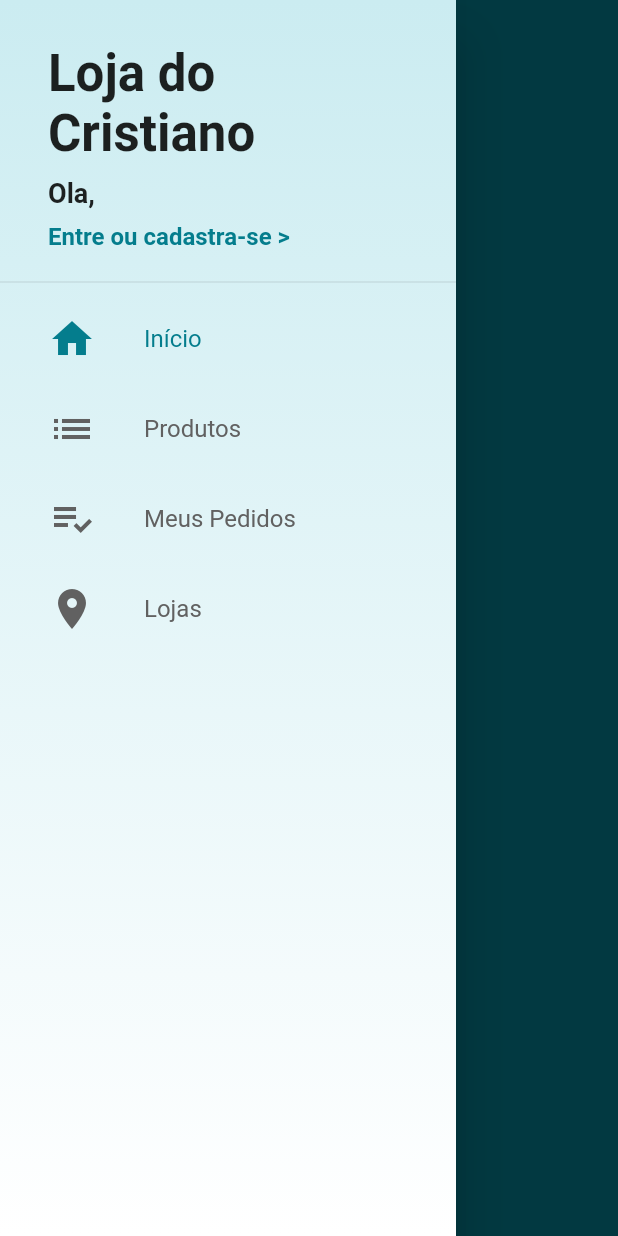
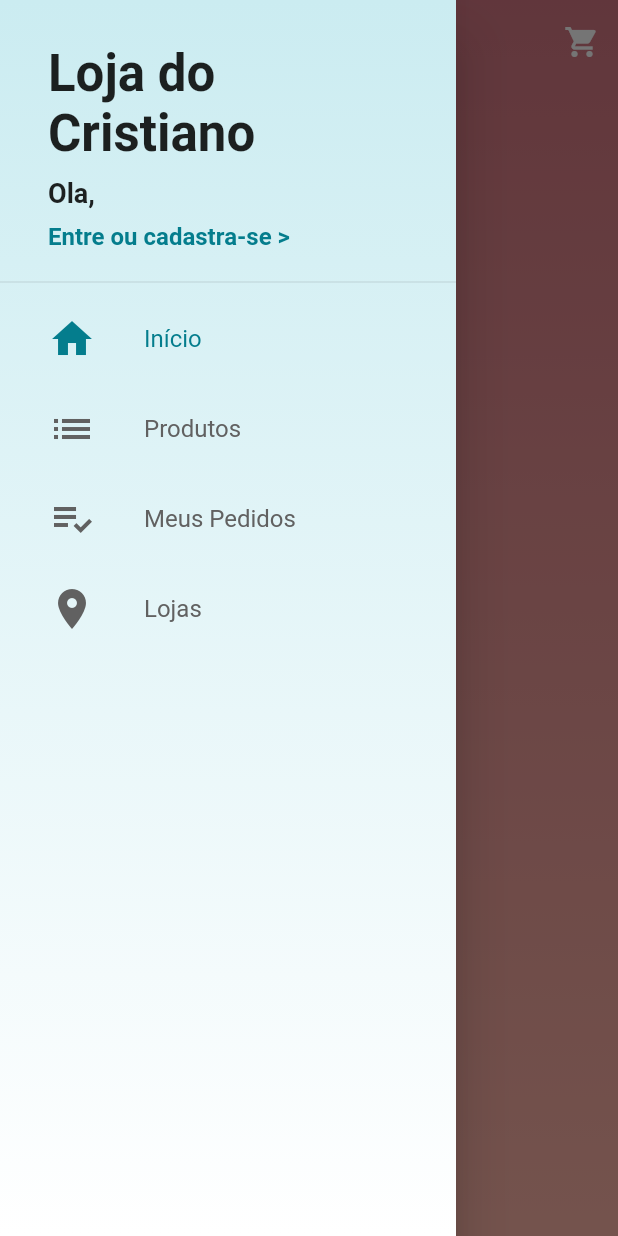
Before and after one commit to Cristiano-Silva-Ferreira/Loja-Flutter, a Flutter app: the screen it shows after launch, with the side drawer open, on a phone screen of 412 x 824 dp. Run offline on Flutter 3.47's test engine with Material 2 defaults, Android fonts, the phone set to English and light mode, and no system bars; our stand-ins replace carousel_pro, cloud_firestore, firebase_auth, transparent_image; accounts and stored records are empty.

Commit message:
Tela principal

```diff
--- a/lib/main.dart
+++ b/lib/main.dart
@@ -1,5 +1,6 @@
 import 'package:flutter/material.dart';
 import 'package:lojavirtual/models/cart_manage.dart';
+import 'package:lojavirtual/models/home_manager.dart';
 import 'package:lojavirtual/models/product.dart';
 import 'package:lojavirtual/models/product_manager.dart';
 import 'package:lojavirtual/models/user_manager.dart';
@@ -19,16 +20,27 @@ class MyApp extends StatelessWidget {
 
   @override
   Widget build(BuildContext context) {
+    // Tela USUÁRIO
     return MultiProvider(
       providers: [
         ChangeNotifierProvider(
           create: (_) => UserManeger(),
           lazy: false,
         ),
+
+        // Tela de PRODUTOS
         ChangeNotifierProvider(
           create: (_) => ProductManager(),
           lazy: false,
         ),
+
+        // Tela HOME
+        ChangeNotifierProvider(
+          create: (_) => HomeManager(),
+          lazy: false,
+        ),
+
+        // Tela do CARRINHO
         ChangeNotifierProxyProvider<UserManeger, CartManager>(
           create: (_) => CartManager(),
           lazy: false,
--- /dev/null
+++ b/lib/models/home_manager.dart
@@ -0,0 +1,30 @@
+import 'package:cloud_firestore/cloud_firestore.dart';
+import 'package:flutter/cupertino.dart';
+import 'package:lojavirtual/models/section.dart';
+
+class HomeManager extends ChangeNotifier {
+  // Carregando todas as seções
+  HomeManager() {
+    _loadSections();
+  }
+
+  // Criando a lista de seções
+  List<Section> sections = [];
+
+  // Acessando o FireStore
+  final Firestore firestore = Firestore.instance;
+
+  Future<void> _loadSections() async {
+    // Habilitando o modo atualizar a tela do usuário instalaneamente quando houver alterações pelo o ADM
+    firestore.collection('home').snapshots().listen((snapshot) {
+      // Limpando a lista das seções
+      sections.clear();
+      // Acessando cada um dos documentos
+      for (final DocumentSnapshot document in snapshot.documents) {
+        // Criando uma nova seção
+        sections.add(Section.fromDocument(document));
+      }
+      notifyListeners();
+    });
+  }
+}
--- /dev/null
+++ b/lib/models/section.dart
@@ -0,0 +1,22 @@
+import 'package:cloud_firestore/cloud_firestore.dart';
+import 'package:lojavirtual/models/section_item.dart';
+
+class Section {
+  Section.fromDocument(DocumentSnapshot document) {
+    name = document.data['name'] as String;
+    type = document.data['type'] as String;
+    // Obtendo os itens do documento é transformando na lista de itens
+    items = (document.data['items'] as List)
+        .map((i) => SectionItem.fromMap(i as Map<String, dynamic>))
+        .toList();
+  }
+
+  String name;
+  String type;
+  List<SectionItem> items;
+
+  @override
+  String toString() {
+    return 'Section{name: $name, type: $type, items: $items}';
+  }
+}
--- a/lib/screens/base/base_screen.dart
+++ b/lib/screens/base/base_screen.dart
@@ -1,6 +1,7 @@
 import 'package:flutter/material.dart';
 import 'package:lojavirtual/common/custom_drawer/custom_drawer.dart';
 import 'package:lojavirtual/models/page_manager.dart';
+import 'package:lojavirtual/screens/home/home_screen.dart';
 import 'package:lojavirtual/screens/products/products_screen.dart';
 import 'package:provider/provider.dart';
 
@@ -21,21 +22,20 @@ class BaseScreen extends StatelessWidget {
         // Pagina pai
         // Página principal
         children: <Widget>[
+          // Tela HOME
+          HomeScreen(),
+
+          // Tela de PRODUTOS
+          ProductsScreen(),
           Scaffold(
-            drawer: CustomDrawer() ,
-            appBar: AppBar(
-              title: const Text('Home'),
-            ),
-          ),
-         ProductsScreen(),
-          Scaffold(
-            drawer: CustomDrawer() ,
+            drawer: CustomDrawer(),
             appBar: AppBar(
               title: const Text('Home 3'),
             ),
           ),
+
           Scaffold(
-            drawer: CustomDrawer() ,
+            drawer: CustomDrawer(),
             appBar: AppBar(
               title: const Text('Home 4'),
             ),
--- /dev/null
+++ b/lib/screens/home/home_screen.dart
@@ -0,0 +1,72 @@
+import 'package:flutter/cupertino.dart';
+import 'package:flutter/material.dart';
+import 'package:lojavirtual/common/custom_drawer/custom_drawer.dart';
+import 'package:lojavirtual/models/home_manager.dart';
+import 'package:lojavirtual/screens/home/components/section_staggered.dart';
+import 'package:provider/provider.dart';
+
+import 'components/section_list.dart';
+
+class HomeScreen extends StatelessWidget {
+  @override
+  Widget build(BuildContext context) {
+    return Scaffold(
+      drawer: CustomDrawer(),
+      body: Stack(
+        children: <Widget>[
+          Container(
+            decoration: BoxDecoration(
+                gradient: LinearGradient(colors: const [
+              Color.fromARGB(255, 211, 118, 130),
+              Color.fromARGB(255, 253, 181, 168)
+            ], begin: Alignment.topCenter, end: Alignment.bottomCenter)),
+          ),
+          CustomScrollView(
+            slivers: <Widget>[
+              SliverAppBar(
+                snap: true,
+                floating: true,
+                //elevation: 0,
+                backgroundColor: Colors.transparent,
+                flexibleSpace: const FlexibleSpaceBar(
+                  title: Text('Loja do Cristiano'),
+                  centerTitle: true,
+                ),
+                // Adicionando o icone do carrinho
+                actions: <Widget>[
+                  IconButton(
+                    icon: Icon(Icons.shopping_cart),
+                    color: Colors.white,
+                    onPressed: () => Navigator.of(context).pushNamed('/cart'),
+                  )
+                ],
+              ),
+              Consumer<HomeManager>(
+                builder: (_, homeManager, __) {
+                  // Verificando o tipo da lista recebida
+                  final List<Widget> children =
+                      homeManager.sections.map<Widget>((section) {
+                    // Verificando o tipo da seção
+                    switch (section.type) {
+                      // Verificando se é tipo List
+                      case 'List':
+                        return SectionList(section);
+                      case 'Staggered':
+                        return SectionStaggered(section);
+                      default:
+                        return Container();
+                    }
+                  }).toList();
+
+                  return SliverList(
+                    delegate: SliverChildListDelegate(children),
+                  );
+                },
+              )
+            ],
+          ),
+        ],
+      ),
+    );
+  }
+}
--- a/pubspec.yaml
+++ b/pubspec.yaml
@@ -28,6 +28,8 @@ dependencies:
   firebase_storage: ^3.1.6
   provider: ^4.1.2
   carousel_pro: ^1.0.0
+  flutter_staggered_grid_view: ^0.3.0
+  transparent_image: ^1.0.0
 
 dev_dependencies:
   flutter_test:
```
Also changed, not shown: lib/models/product_manager.dart (+12 -4 lines), lib/models/section_item.dart (added, +14 -0 lines), lib/screens/home/components/item.tile.dart (added, +33 -0 lines), lib/screens/home/components/section_header.dart (added, +23 -0 lines), lib/screens/home/components/section_list.dart (added, +39 -0 lines), lib/screens/home/components/section_staggered.dart (added, +40 -0 lines), pubspec.lock.
